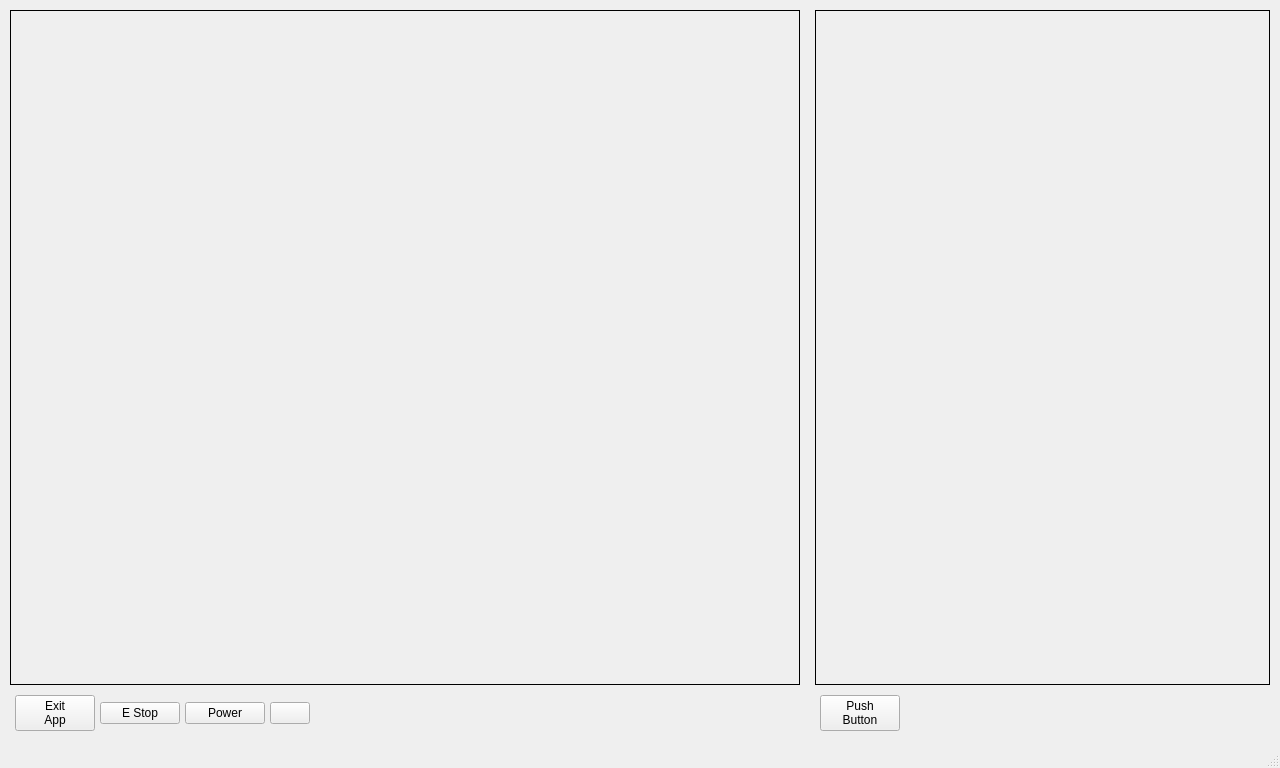
jethornton/mill_touch_v6, file mill_touch_v6/ui/mainwindow.ui: the form before one commit.
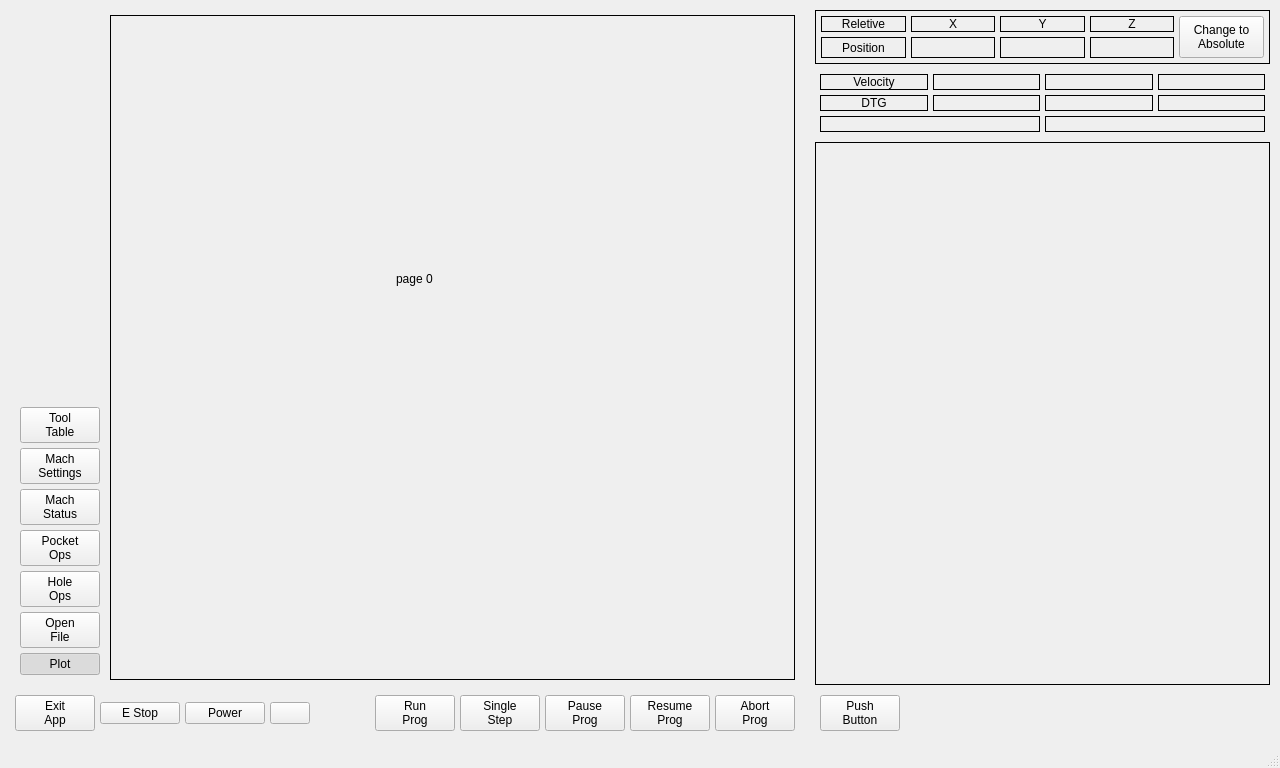
The form after the commit. Custom widgets are drawn as their Qt base class.

Commit message: primary layout wip

```diff
--- a/mill_touch_v6/ui/mainwindow.ui
+++ b/mill_touch_v6/ui/mainwindow.ui
@@ -58,12 +58,294 @@
         <number>5</number>
        </property>
        <item>
-        <widget class="QStackedWidget" name="stackedWidget">
-         <property name="frameShape">
-          <enum>QFrame::Box</enum>
-         </property>
-         <widget class="QWidget" name="page"/>
-         <widget class="QWidget" name="page_2"/>
+        <widget class="QWidget" name="horizontalWidget" native="true">
+         <layout class="QHBoxLayout" name="horizontalLayout_4">
+          <property name="spacing">
+           <number>5</number>
+          </property>
+          <property name="leftMargin">
+           <number>5</number>
+          </property>
+          <property name="topMargin">
+           <number>5</number>
+          </property>
+          <property name="rightMargin">
+           <number>5</number>
+          </property>
+          <property name="bottomMargin">
+           <number>5</number>
+          </property>
+          <item>
+           <widget class="QWidget" name="verticalWidget" native="true">
+            <layout class="QVBoxLayout" name="verticalLayout_3">
+             <property name="spacing">
+              <number>5</number>
+             </property>
+             <property name="leftMargin">
+              <number>5</number>
+             </property>
+             <property name="topMargin">
+              <number>5</number>
+             </property>
+             <property name="rightMargin">
+              <number>5</number>
+             </property>
+             <property name="bottomMargin">
+              <number>5</number>
+             </property>
+             <item>
+              <spacer name="verticalSpacer">
+               <property name="orientation">
+                <enum>Qt::Vertical</enum>
+               </property>
+               <property name="sizeHint" stdset="0">
+                <size>
+                 <width>20</width>
+                 <height>40</height>
+                </size>
+               </property>
+              </spacer>
+             </item>
+             <item>
+              <widget class="QPushButton" name="pushButton_8">
+               <property name="text">
+                <string>Tool
+Table</string>
+               </property>
+               <property name="checkable">
+                <bool>true</bool>
+               </property>
+               <property name="page" stdset="0">
+                <number>6</number>
+               </property>
+               <attribute name="buttonGroup">
+                <string notr="true">mainNavBtnGroup</string>
+               </attribute>
+              </widget>
+             </item>
+             <item>
+              <widget class="QPushButton" name="pushButton_7">
+               <property name="text">
+                <string>Mach
+Settings</string>
+               </property>
+               <property name="checkable">
+                <bool>true</bool>
+               </property>
+               <property name="page" stdset="0">
+                <number>5</number>
+               </property>
+               <attribute name="buttonGroup">
+                <string notr="true">mainNavBtnGroup</string>
+               </attribute>
+              </widget>
+             </item>
+             <item>
+              <widget class="QPushButton" name="pushButton_6">
+               <property name="text">
+                <string>Mach
+Status</string>
+               </property>
+               <property name="checkable">
+                <bool>true</bool>
+               </property>
+               <property name="page" stdset="0">
+                <number>4</number>
+               </property>
+               <attribute name="buttonGroup">
+                <string notr="true">mainNavBtnGroup</string>
+               </attribute>
+              </widget>
+             </item>
+             <item>
+              <widget class="QPushButton" name="pushButton_5">
+               <property name="text">
+                <string>Pocket
+Ops</string>
+               </property>
+               <property name="checkable">
+                <bool>true</bool>
+               </property>
+               <property name="page" stdset="0">
+                <number>3</number>
+               </property>
+               <attribute name="buttonGroup">
+                <string notr="true">mainNavBtnGroup</string>
+               </attribute>
+              </widget>
+             </item>
+             <item>
+              <widget class="QPushButton" name="pushButton_4">
+               <property name="text">
+                <string>Hole
+Ops</string>
+               </property>
+               <property name="checkable">
+                <bool>true</bool>
+               </property>
+               <property name="page" stdset="0">
+                <number>2</number>
+               </property>
+               <attribute name="buttonGroup">
+                <string notr="true">mainNavBtnGroup</string>
+               </attribute>
+              </widget>
+             </item>
+             <item>
+              <widget class="QPushButton" name="pushButton_3">
+               <property name="text">
+                <string>Open
+File</string>
+               </property>
+               <property name="checkable">
+                <bool>true</bool>
+               </property>
+               <property name="page" stdset="0">
+                <number>1</number>
+               </property>
+               <attribute name="buttonGroup">
+                <string notr="true">mainNavBtnGroup</string>
+               </attribute>
+              </widget>
+             </item>
+             <item>
+              <widget class="QPushButton" name="pushButton">
+               <property name="text">
+                <string>Plot</string>
+               </property>
+               <property name="checkable">
+                <bool>true</bool>
+               </property>
+               <property name="checked">
+                <bool>true</bool>
+               </property>
+               <property name="page" stdset="0">
+                <number>0</number>
+               </property>
+               <attribute name="buttonGroup">
+                <string notr="true">mainNavBtnGroup</string>
+               </attribute>
+              </widget>
+             </item>
+            </layout>
+           </widget>
+          </item>
+          <item>
+           <widget class="QStackedWidget" name="mainStkWidget">
+            <property name="frameShape">
+             <enum>QFrame::Box</enum>
+            </property>
+            <property name="currentIndex">
+             <number>0</number>
+            </property>
+            <widget class="QWidget" name="page">
+             <widget class="QLabel" name="label_13">
+              <property name="geometry">
+               <rect>
+                <x>285</x>
+                <y>255</y>
+                <width>61</width>
+                <height>15</height>
+               </rect>
+              </property>
+              <property name="text">
+               <string>page 0</string>
+              </property>
+             </widget>
+            </widget>
+            <widget class="QWidget" name="page_2">
+             <widget class="QLabel" name="label_14">
+              <property name="geometry">
+               <rect>
+                <x>320</x>
+                <y>265</y>
+                <width>61</width>
+                <height>15</height>
+               </rect>
+              </property>
+              <property name="text">
+               <string>page 1</string>
+              </property>
+             </widget>
+            </widget>
+            <widget class="QWidget" name="page_7">
+             <widget class="QLabel" name="label_15">
+              <property name="geometry">
+               <rect>
+                <x>355</x>
+                <y>290</y>
+                <width>61</width>
+                <height>15</height>
+               </rect>
+              </property>
+              <property name="text">
+               <string>page 2</string>
+              </property>
+             </widget>
+            </widget>
+            <widget class="QWidget" name="page_8">
+             <widget class="QLabel" name="label_16">
+              <property name="geometry">
+               <rect>
+                <x>370</x>
+                <y>245</y>
+                <width>61</width>
+                <height>15</height>
+               </rect>
+              </property>
+              <property name="text">
+               <string>page 3</string>
+              </property>
+             </widget>
+            </widget>
+            <widget class="QWidget" name="page_9">
+             <widget class="QLabel" name="label_17">
+              <property name="geometry">
+               <rect>
+                <x>330</x>
+                <y>290</y>
+                <width>61</width>
+                <height>15</height>
+               </rect>
+              </property>
+              <property name="text">
+               <string>page 4</string>
+              </property>
+             </widget>
+            </widget>
+            <widget class="QWidget" name="page_10">
+             <widget class="QLabel" name="label_18">
+              <property name="geometry">
+               <rect>
+                <x>340</x>
+                <y>310</y>
+                <width>61</width>
+                <height>15</height>
+               </rect>
+              </property>
+              <property name="text">
+               <string>page 5</string>
+              </property>
+             </widget>
+            </widget>
+            <widget class="QWidget" name="page_11">
+             <widget class="QLabel" name="label_19">
+              <property name="geometry">
+               <rect>
+                <x>325</x>
+                <y>315</y>
+                <width>61</width>
+                <height>15</height>
+               </rect>
+              </property>
+              <property name="text">
+               <string>page 6</string>
+              </property>
+             </widget>
+            </widget>
+           </widget>
+          </item>
+         </layout>
         </widget>
        </item>
        <item>
@@ -141,6 +423,61 @@
             </property>
            </spacer>
           </item>
+          <item>
+           <widget class="ActionButton" name="actionbutton_5">
+            <property name="text">
+             <string>Run
+Prog</string>
+            </property>
+            <property name="actionName" stdset="0">
+             <string>program.run</string>
+            </property>
+           </widget>
+          </item>
+          <item>
+           <widget class="ActionButton" name="actionbutton_7">
+            <property name="text">
+             <string>Single
+Step</string>
+            </property>
+            <property name="actionName" stdset="0">
+             <string>program.step</string>
+            </property>
+           </widget>
+          </item>
+          <item>
+           <widget class="ActionButton" name="actionbutton_8">
+            <property name="text">
+             <string>Pause
+Prog</string>
+            </property>
+            <property name="actionName" stdset="0">
+             <string>program.pause</string>
+            </property>
+           </widget>
+          </item>
+          <item>
+           <widget class="ActionButton" name="actionbutton_6">
+            <property name="text">
+             <string>Resume
+Prog</string>
+            </property>
+            <property name="actionName" stdset="0">
+             <string>program.resume</string>
+            </property>
+           </widget>
+          </item>
+          <item>
+           <widget class="ActionButton" name="actionbutton_4">
+            <property name="text">
+             <string>Abort
+Prog</string>
+            </property>
+            <property name="actionName" stdset="0">
+             <string>program.abort</string>
+            </property>
+           </widget>
+          </item>
          </layout>
         </widget>
        </item>
@@ -165,8 +502,473 @@
        <property name="bottomMargin">
         <number>5</number>
        </property>
+       <item>
+        <widget class="QStackedWidget" name="droStkWidget">
+         <property name="sizePolicy">
+          <sizepolicy hsizetype="Preferred" vsizetype="Fixed">
+           <horstretch>0</horstretch>
+           <verstretch>0</verstretch>
+          </sizepolicy>
+         </property>
+         <property name="minimumSize">
+          <size>
+           <width>0</width>
+           <height>0</height>
+          </size>
+         </property>
+         <property name="maximumSize">
+          <size>
+           <width>16777215</width>
+           <height>16777215</height>
+          </size>
+         </property>
+         <property name="frameShape">
+          <enum>QFrame::Box</enum>
+         </property>
+         <property name="currentIndex">
+          <number>0</number>
+         </property>
+         <widget class="QWidget" name="page_5">
+          <layout class="QGridLayout" name="gridLayout">
+           <item row="0" column="0">
+            <widget class="QLabel" name="label">
+             <property name="frameShape">
+              <enum>QFrame::Box</enum>
+             </property>
+             <property name="text">
+              <string>Reletive</string>
+             </property>
+             <property name="alignment">
+              <set>Qt::AlignCenter</set>
+             </property>
+            </widget>
+           </item>
+           <item row="0" column="1">
+            <widget class="QLabel" name="label_2">
+             <property name="frameShape">
+              <enum>QFrame::Box</enum>
+             </property>
+             <property name="text">
+              <string>X</string>
+             </property>
+             <property name="alignment">
+              <set>Qt::AlignCenter</set>
+             </property>
+            </widget>
+           </item>
+           <item row="0" column="2">
+            <widget class="QLabel" name="label_3">
+             <property name="frameShape">
+              <enum>QFrame::Box</enum>
+             </property>
+             <property name="text">
+              <string>Y</string>
+             </property>
+             <property name="alignment">
+              <set>Qt::AlignCenter</set>
+             </property>
+            </widget>
+           </item>
+           <item row="0" column="3">
+            <widget class="QLabel" name="label_4">
+             <property name="frameShape">
+              <enum>QFrame::Box</enum>
+             </property>
+             <property name="text">
+              <string>Z</string>
+             </property>
+             <property name="alignment">
+              <set>Qt::AlignCenter</set>
+             </property>
+            </widget>
+           </item>
+           <item row="0" column="4" rowspan="2">
+            <widget class="QPushButton" name="droAbsoluteBtn">
+             <property name="sizePolicy">
+              <sizepolicy hsizetype="Preferred" vsizetype="Preferred">
+               <horstretch>0</horstretch>
+               <verstretch>0</verstretch>
+              </sizepolicy>
+             </property>
+             <property name="text">
+              <string>Change to
+Absolute</string>
+             </property>
+             <property name="page" stdset="0">
+              <number>1</number>
+             </property>
+             <attribute name="buttonGroup">
+              <string notr="true">droNavBtnGrp</string>
+             </attribute>
+            </widget>
+           </item>
+           <item row="1" column="0">
+            <widget class="QLabel" name="label_5">
+             <property name="frameShape">
+              <enum>QFrame::Box</enum>
+             </property>
+             <property name="text">
+              <string>Position</string>
+             </property>
+             <property name="alignment">
+              <set>Qt::AlignCenter</set>
+             </property>
+            </widget>
+           </item>
+           <item row="1" column="1">
+            <widget class="StatusLabel" name="statuslabel">
+             <property name="font">
+              <font>
+               <family>DejaVu Sans</family>
+               <pointsize>12</pointsize>
+              </font>
+             </property>
+             <property name="frameShape">
+              <enum>QFrame::Box</enum>
+             </property>
+             <property name="alignment">
+              <set>Qt::AlignCenter</set>
+             </property>
+             <property name="rules" stdset="0">
+              <string>[{&quot;channels&quot;: [{&quot;url&quot;: &quot;position:rel?string&amp;axis=x&quot;, &quot;trigger&quot;: true}], &quot;property&quot;: &quot;Text&quot;, &quot;expression&quot;: &quot;ch[0]&quot;, &quot;name&quot;: &quot;Reletive Position&quot;}]</string>
+             </property>
+            </widget>
+           </item>
+           <item row="1" column="2">
+            <widget class="StatusLabel" name="statuslabel_4">
+             <property name="font">
+              <font>
+               <family>DejaVu Sans</family>
+               <pointsize>12</pointsize>
+              </font>
+             </property>
+             <property name="frameShape">
+              <enum>QFrame::Box</enum>
+             </property>
+             <property name="alignment">
+              <set>Qt::AlignCenter</set>
+             </property>
+             <property name="rules" stdset="0">
+              <string>[{&quot;channels&quot;: [{&quot;url&quot;: &quot;position:rel?string&amp;axis=y&quot;, &quot;trigger&quot;: true}], &quot;property&quot;: &quot;Text&quot;, &quot;expression&quot;: &quot;ch[0]&quot;, &quot;name&quot;: &quot;Reletive Position&quot;}]</string>
+             </property>
+            </widget>
+           </item>
+           <item row="1" column="3">
+            <widget class="StatusLabel" name="statuslabel_7">
+             <property name="font">
+              <font>
+               <family>DejaVu Sans</family>
+               <pointsize>12</pointsize>
+              </font>
+             </property>
+             <property name="frameShape">
+              <enum>QFrame::Box</enum>
+             </property>
+             <property name="alignment">
+              <set>Qt::AlignCenter</set>
+             </property>
+             <property name="rules" stdset="0">
+              <string>[{&quot;channels&quot;: [{&quot;url&quot;: &quot;position:rel?string&amp;axis=z&quot;, &quot;trigger&quot;: true}], &quot;property&quot;: &quot;Text&quot;, &quot;expression&quot;: &quot;ch[0]&quot;, &quot;name&quot;: &quot;Reletive Position&quot;}]</string>
+             </property>
+            </widget>
+           </item>
+          </layout>
+         </widget>
+         <widget class="QWidget" name="page_6">
+          <layout class="QGridLayout" name="gridLayout_3">
+           <item row="0" column="0">
+            <widget class="QLabel" name="label_8">
+             <property name="frameShape">
+              <enum>QFrame::Box</enum>
+             </property>
+             <property name="text">
+              <string>Absolute</string>
+             </property>
+             <property name="alignment">
+              <set>Qt::AlignCenter</set>
+             </property>
+            </widget>
+           </item>
+           <item row="0" column="1">
+            <widget class="QLabel" name="label_12">
+             <property name="frameShape">
+              <enum>QFrame::Box</enum>
+             </property>
+             <property name="text">
+              <string>X</string>
+             </property>
+             <property name="alignment">
+              <set>Qt::AlignCenter</set>
+             </property>
+            </widget>
+           </item>
+           <item row="0" column="2">
+            <widget class="QLabel" name="label_9">
+             <property name="frameShape">
+              <enum>QFrame::Box</enum>
+             </property>
+             <property name="text">
+              <string>Y</string>
+             </property>
+             <property name="alignment">
+              <set>Qt::AlignCenter</set>
+             </property>
+            </widget>
+           </item>
+           <item row="0" column="3">
+            <widget class="QLabel" name="label_10">
+             <property name="frameShape">
+              <enum>QFrame::Box</enum>
+             </property>
+             <property name="text">
+              <string>Z</string>
+             </property>
+             <property name="alignment">
+              <set>Qt::AlignCenter</set>
+             </property>
+            </widget>
+           </item>
+           <item row="0" column="4" rowspan="2">
+            <widget class="QPushButton" name="droReletiveBtn">
+             <property name="text">
+              <string>Change to
+Reletive</string>
+             </property>
+             <property name="page" stdset="0">
+              <number>0</number>
+             </property>
+             <attribute name="buttonGroup">
+              <string notr="true">droNavBtnGrp</string>
+             </attribute>
+            </widget>
+           </item>
+           <item row="1" column="0">
+            <widget class="QLabel" name="label_11">
+             <property name="frameShape">
+              <enum>QFrame::Box</enum>
+             </property>
+             <property name="text">
+              <string>Position</string>
+             </property>
+             <property name="alignment">
+              <set>Qt::AlignCenter</set>
+             </property>
+            </widget>
+           </item>
+           <item row="1" column="1">
+            <widget class="StatusLabel" name="statuslabel_12">
+             <property name="font">
+              <font>
+               <family>DejaVu Sans</family>
+               <pointsize>12</pointsize>
+              </font>
+             </property>
+             <property name="frameShape">
+              <enum>QFrame::Box</enum>
+             </property>
+             <property name="alignment">
+              <set>Qt::AlignCenter</set>
+             </property>
+             <property name="rules" stdset="0">
+              <string>[{&quot;channels&quot;: [{&quot;url&quot;: &quot;position:abs?string&amp;axis=x&quot;, &quot;trigger&quot;: true}], &quot;property&quot;: &quot;Text&quot;, &quot;expression&quot;: &quot;ch[0]&quot;, &quot;name&quot;: &quot;Absolute Position&quot;}]</string>
+             </property>
+            </widget>
+           </item>
+           <item row="1" column="2">
+            <widget class="StatusLabel" name="statuslabel_13">
+             <property name="font">
+              <font>
+               <family>DejaVu Sans</family>
+               <pointsize>12</pointsize>
+              </font>
+             </property>
+             <property name="frameShape">
+              <enum>QFrame::Box</enum>
+             </property>
+             <property name="alignment">
+              <set>Qt::AlignCenter</set>
+             </property>
+             <property name="rules" stdset="0">
+              <string>[{&quot;channels&quot;: [{&quot;url&quot;: &quot;position:abs?string&amp;axis=y&quot;, &quot;trigger&quot;: true}], &quot;property&quot;: &quot;Text&quot;, &quot;expression&quot;: &quot;ch[0]&quot;, &quot;name&quot;: &quot;Absolute Position&quot;}]</string>
+             </property>
+            </widget>
+           </item>
+           <item row="1" column="3">
+            <widget class="StatusLabel" name="statuslabel_14">
+             <property name="font">
+              <font>
+               <family>DejaVu Sans</family>
+               <pointsize>12</pointsize>
+              </font>
+             </property>
+             <property name="frameShape">
+              <enum>QFrame::Box</enum>
+             </property>
+             <property name="alignment">
+              <set>Qt::AlignCenter</set>
+             </property>
+             <property name="rules" stdset="0">
+              <string>[{&quot;channels&quot;: [{&quot;url&quot;: &quot;position:abs?string&amp;axis=z&quot;, &quot;trigger&quot;: true}], &quot;property&quot;: &quot;Text&quot;, &quot;expression&quot;: &quot;ch[0]&quot;, &quot;name&quot;: &quot;Absolute Position&quot;}]</string>
+             </property>
+            </widget>
+           </item>
+          </layout>
+         </widget>
+        </widget>
+       </item>
+       <item>
+        <widget class="QWidget" name="gridWidget" native="true">
+         <layout class="QGridLayout" name="gridLayout_2">
+          <property name="leftMargin">
+           <number>5</number>
+          </property>
+          <property name="topMargin">
+           <number>5</number>
+          </property>
+          <property name="rightMargin">
+           <number>5</number>
+          </property>
+          <property name="bottomMargin">
+           <number>5</number>
+          </property>
+          <property name="spacing">
+           <number>5</number>
+          </property>
+          <item row="1" column="0">
+           <widget class="QLabel" name="label_7">
+            <property name="frameShape">
+             <enum>QFrame::Box</enum>
+            </property>
+            <property name="text">
+             <string>DTG</string>
+            </property>
+            <property name="alignment">
+             <set>Qt::AlignCenter</set>
+            </property>
+           </widget>
+          </item>
+          <item row="0" column="1">
+           <widget class="StatusLabel" name="statuslabel_2">
+            <property name="frameShape">
+             <enum>QFrame::Box</enum>
+            </property>
+            <property name="alignment">
+             <set>Qt::AlignCenter</set>
+            </property>
+            <property name="rules" stdset="0">
+             <string>[{&quot;channels&quot;: [{&quot;url&quot;: &quot;status:joint.0.velocity?string&quot;, &quot;trigger&quot;: true}], &quot;property&quot;: &quot;Text&quot;, &quot;expression&quot;: &quot;ch[0]&quot;, &quot;name&quot;: &quot;Velocity&quot;}]</string>
+            </property>
+           </widget>
+          </item>
+          <item row="1" column="1">
+           <widget class="StatusLabel" name="statuslabel_6">
+            <property name="frameShape">
+             <enum>QFrame::Box</enum>
+            </property>
+            <property name="alignment">
+             <set>Qt::AlignCenter</set>
+            </property>
+            <property name="rules" stdset="0">
+             <string>[{&quot;channels&quot;: [{&quot;url&quot;: &quot;position:dtg?string&amp;axis=x&quot;, &quot;trigger&quot;: true}], &quot;property&quot;: &quot;Text&quot;, &quot;expression&quot;: &quot;ch[0]&quot;, &quot;name&quot;: &quot;DTG&quot;}]</string>
+            </property>
+           </widget>
+          </item>
+          <item row="0" column="0">
+           <widget class="QLabel" name="label_6">
+            <property name="frameShape">
+             <enum>QFrame::Box</enum>
+            </property>
+            <property name="text">
+             <string>Velocity</string>
+            </property>
+            <property name="alignment">
+             <set>Qt::AlignCenter</set>
+            </property>
+           </widget>
+          </item>
+          <item row="2" column="2" colspan="2">
+           <widget class="StatusLabel" name="statuslabel_11">
+            <property name="frameShape">
+             <enum>QFrame::Box</enum>
+            </property>
+            <property name="rules" stdset="0">
+             <string>[{&quot;channels&quot;: [{&quot;url&quot;: &quot;status:tool_in_spindle&quot;, &quot;trigger&quot;: true}], &quot;property&quot;: &quot;Text&quot;, &quot;expression&quot;: &quot;'Tool {}'.format(ch[0])&quot;, &quot;name&quot;: &quot;Loaded Tool&quot;}]</string>
+            </property>
+           </widget>
+          </item>
+          <item row="2" column="0" colspan="2">
+           <widget class="StatusLabel" name="statuslabel_10">
+            <property name="frameShape">
+             <enum>QFrame::Box</enum>
+            </property>
+            <property name="rules" stdset="0">
+             <string>[{&quot;channels&quot;: [{&quot;url&quot;: &quot;status:file&quot;, &quot;trigger&quot;: true}], &quot;property&quot;: &quot;Text&quot;, &quot;expression&quot;: &quot;'File: ' + ch[0].split('/')[-1] if ch[0] else 'No File Loaded'&quot;, &quot;name&quot;: &quot;Loaded File&quot;}]</string>
+            </property>
+           </widget>
+          </item>
+          <item row="0" column="2">
+           <widget class="StatusLabel" name="statuslabel_5">
+            <property name="frameShape">
+             <enum>QFrame::Box</enum>
+            </property>
+            <property name="alignment">
+             <set>Qt::AlignCenter</set>
+            </property>
+            <property name="rules" stdset="0">
+             <string>[{&quot;channels&quot;: [{&quot;url&quot;: &quot;status:joint.1.velocity?string&quot;, &quot;trigger&quot;: true}], &quot;property&quot;: &quot;Text&quot;, &quot;expression&quot;: &quot;ch[0]&quot;, &quot;name&quot;: &quot;Velocity&quot;}]</string>
+            </property>
+           </widget>
+          </item>
+          <item row="0" column="3">
+           <widget class="StatusLabel" name="statuslabel_8">
+            <property name="frameShape">
+             <enum>QFrame::Box</enum>
+            </property>
+            <property name="alignment">
+             <set>Qt::AlignCenter</set>
+            </property>
+            <property name="rules" stdset="0">
+             <string>[{&quot;channels&quot;: [{&quot;url&quot;: &quot;status:joint.2.velocity?string&quot;, &quot;trigger&quot;: true}], &quot;property&quot;: &quot;Text&quot;, &quot;expression&quot;: &quot;ch[0]&quot;, &quot;name&quot;: &quot;Velocity&quot;}]</string>
+            </property>
+           </widget>
+          </item>
+          <item row="1" column="2">
+           <widget class="StatusLabel" name="statuslabel_9">
+            <property name="frameShape">
+             <enum>QFrame::Box</enum>
+            </property>
+            <property name="alignment">
+             <set>Qt::AlignCenter</set>
+            </property>
+            <property name="rules" stdset="0">
+             <string>[{&quot;channels&quot;: [{&quot;url&quot;: &quot;position:dtg?string&amp;axis=y&quot;, &quot;trigger&quot;: true}], &quot;property&quot;: &quot;Text&quot;, &quot;expression&quot;: &quot;ch[0]&quot;, &quot;name&quot;: &quot;DTG&quot;}]</string>
+            </property>
+           </widget>
+          </item>
+          <item row="1" column="3">
+           <widget class="StatusLabel" name="statuslabel_15">
+            <property name="frameShape">
+             <enum>QFrame::Box</enum>
+            </property>
+            <property name="alignment">
+             <set>Qt::AlignCenter</set>
+            </property>
+            <property name="rules" stdset="0">
+             <string>[{&quot;channels&quot;: [{&quot;url&quot;: &quot;position:dtg?string&amp;axis=z&quot;, &quot;trigger&quot;: true}], &quot;property&quot;: &quot;Text&quot;, &quot;expression&quot;: &quot;ch[0]&quot;, &quot;name&quot;: &quot;DTG&quot;}]</string>
+            </property>
+           </widget>
+          </item>
+         </layout>
+        </widget>
+       </item>
        <item>
         <widget class="QStackedWidget" name="stackedWidget_2">
+         <property name="minimumSize">
+          <size>
+           <width>0</width>
+           <height>475</height>
+          </size>
+         </property>
          <property name="frameShape">
           <enum>QFrame::Box</enum>
          </property>
@@ -257,6 +1059,11 @@
  </widget>
  <layoutdefault spacing="5" margin="5"/>
  <customwidgets>
+  <customwidget>
+   <class>StatusLabel</class>
+   <extends>QLabel</extends>
+   <header>qtpyvcp.widgets.display_widgets.status_label</header>
+  </customwidget>
   <customwidget>
    <class>ActionButton</class>
    <extends>QPushButton</extends>
```
Left out of the diff: 4 changed lines with no effect on the pictures. The commit also changes 2 other files.
